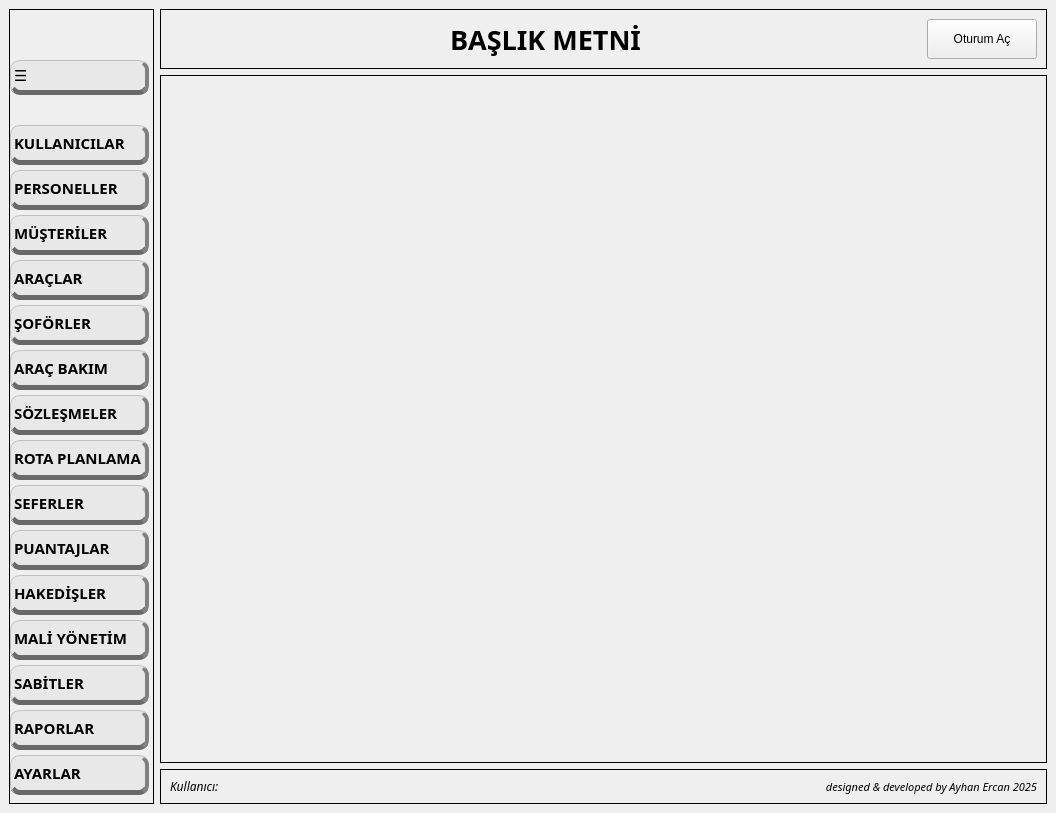
AyhanErcan70/SATTUP, file ui/ui_files/main_window.ui: the form before one commit.
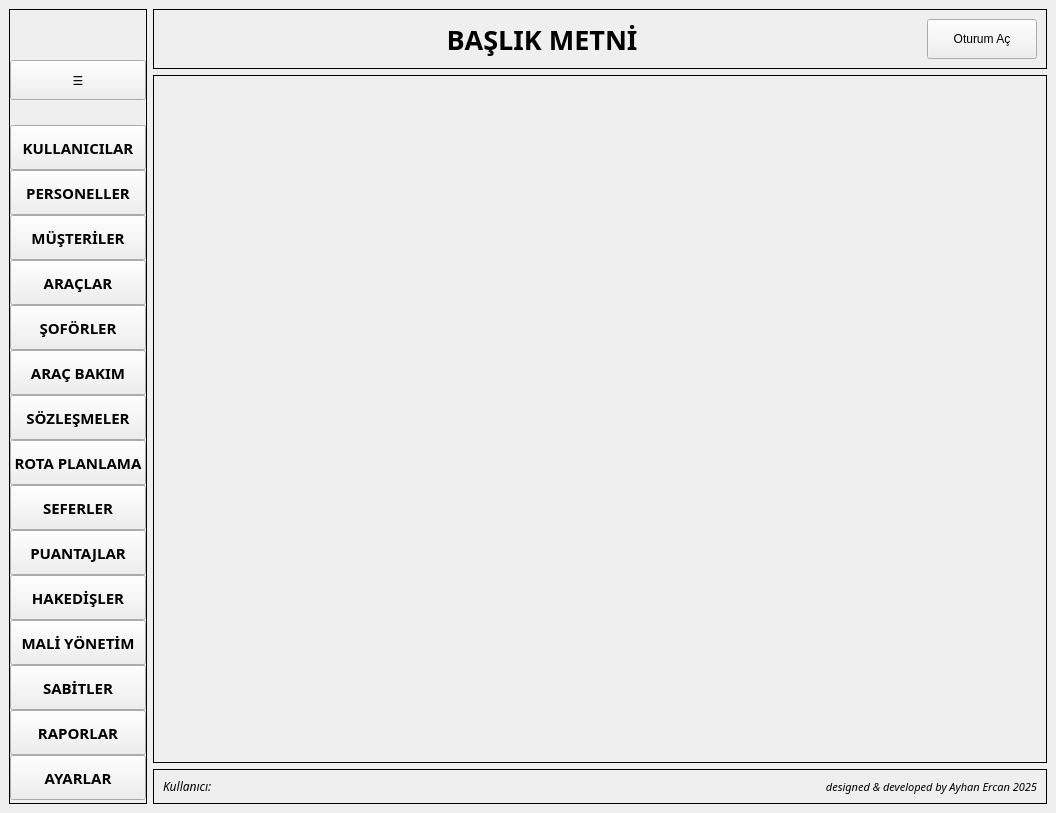
The form after the commit. Icons and pictures are not drawn.

The edit to the form file:
```diff
--- a/ui/ui_files/main_window.ui
+++ b/ui/ui_files/main_window.ui
@@ -304,55 +304,7 @@
          </size>
         </property>
         <property name="styleSheet">
-         <string notr="true">QPushButton {
-	background-color: #E8E8E8;
-    color: #000;
-    font-family: 'DaytonaPro', sans-serif;
-    font-weight: bold;
-    font-size: 11pt;
-    border-radius: 10px;
-	border-top: 1px solid #C0C0C0;
-    border-left: 1px solid #C0C0C0;
-    border-right: 4px solid #808080;  /* Sağ gölge kalınlığı */
-    border-bottom: 5px solid #696969; /* Alt gölge kalınlığı */
-    text-align: left;
-    margin-right: 4px; /* Gölgenin kesilmemesi için alan bırakıyoruz */
-    margin-bottom: 5px;
-    padding: 3px;
-}
-
-QPushButton[selected=&quot;true&quot;] {
-    background-color: #FFF3E0;
-    color: #984C00;
-    border-right: 4px solid #984C00;
-    border-bottom: 5px solid #6B3A00;
-}
-
-QPushButton[flash=&quot;true&quot;] {
-    background-color: #FFE0B2;
-}
-
-/* Üzerine gelince gölge rengini biraz açabiliriz */
-QPushButton:hover {
-    color: #984C00;
-    border-right: 4px solid #A9A9A9;
-    border-bottom: 5px solid #808080;
-}
-
-/* Basıldığında gölgeler küçülmeli ki buton çökmüş görünsün */
-QPushButton:pressed {
-    border-top: 2px solid #696969;
-    border-left: 2px solid #696969;
-    border-right: 1px solid #808080;   /* Sağ gölge kaybolur */
-    border-bottom: 1px solid #808080;  /* Alt gölge kaybolur */
-    
-    margin-top: 4px;    /* Butonu fiziksel olarak aşağı kaydırır */
-    margin-left: 2px;   /* Butonu fiziksel olarak sağa kaydırır */
-    margin-bottom: 1px;
-    margin-right: 2px;
-    
-    padding-top: 10px;  /* Metni buton içinde aşağı kaydırır */
-}</string>
+         <string notr="true"/>
         </property>
         <property name="frameShape">
          <enum>QFrame::Shape::Box</enum>
@@ -954,6 +906,9 @@
       </item>
       <item row="1" column="1">
        <widget class="QFrame" name="content_frame">
+        <property name="styleSheet">
+         <string notr="true"/>
+        </property>
         <property name="frameShape">
          <enum>QFrame::Shape::Box</enum>
         </property>
```
Left out of the diff: 147 changed lines with no effect on the pictures.
